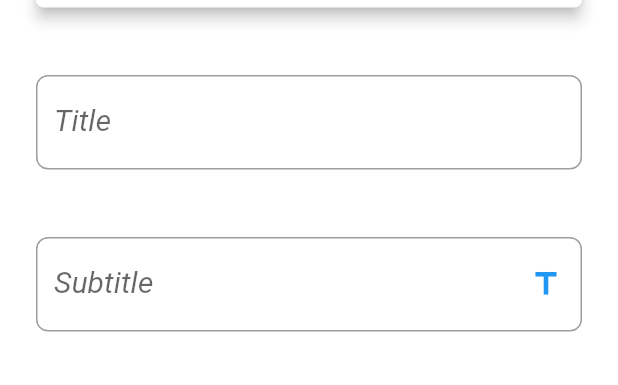
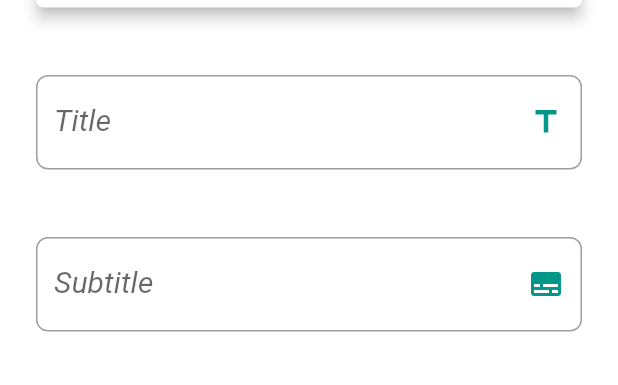
Before and after one commit to drona8/RememberMe, a Flutter app: the AddNewBodyWidget widget shown alone on an empty page, opened directly, on a phone screen of 412 x 824 dp. Shown: the part 285-670 px from the top of the screen. Run offline on Flutter 3.47's test engine with Material 2 defaults, Android fonts, the phone set to English and light mode, and no system bars; Roboto replaces fonts that are missing (Roboto Slab).

Commit message:
Fourth Commit

```diff
--- a/lib/style/app_theme.dart
+++ b/lib/style/app_theme.dart
@@ -7,21 +7,37 @@ class AppTheme {
   static const Color _lightBackgroundColor = Color.fromRGBO(255, 255, 255, 1);
   static const Color _lightOnSecondaryColor = Colors.black;
   static const Color _lightOnSelectedColor = Colors.yellow;
+  static const Color _lightOnIconColor = Colors.teal;
+  static const Color _lightOnCardColor = Colors.white70;
+  static const Color _lightOnCardColorShadow = Colors.deepOrange;
+  static const Color _lightOnDelIconColor = Colors.red;
 
   static final ThemeData lightTheme = ThemeData(
     scaffoldBackgroundColor: _lightBackgroundColor,
-    bottomAppBarTheme: BottomAppBarTheme(
-      color: _lightPrimaryVariantColor,
+    bottomAppBarTheme:
+        BottomAppBarTheme(color: _lightPrimaryVariantColor, elevation: 10.0),
+    cardTheme: CardTheme(
+      color: _lightOnCardColor,
+      elevation: 10.0,
+      shadowColor: _lightOnCardColorShadow,
+      shape: RoundedRectangleBorder(
+        side: BorderSide(color: Colors.white70, width: 1),
+        borderRadius: BorderRadius.circular(10),
+      ),
     ),
     accentIconTheme: IconThemeData(
-      size: 20.0,
+      size: 18.0,
+      color: _lightOnDelIconColor,
     ),
     indicatorColor: _lightOnSelectedColor,
+    iconTheme: IconThemeData(
+      color: _lightOnIconColor,
+    ),
     buttonColor: _lightPrimaryColor,
     bottomAppBarColor: _lightPrimaryVariantColor,
     appBarTheme: AppBarTheme(
       color: _lightPrimaryVariantColor,
-      elevation: 0.0,
+      elevation: 10.0,
       textTheme: TextTheme(
         headline1: TextStyle(
           fontSize: 72.0,
@@ -42,6 +58,21 @@ class AppTheme {
         fontWeight: FontWeight.bold,
         color: _lightPrimaryVariantColor,
       ),
+      headline6: TextStyle(
+        fontSize: 18,
+        fontStyle: FontStyle.italic,
+        color: _lightOnCardColorShadow,
+      ),
+      subtitle2: TextStyle(
+        fontSize: 12.0,
+        fontStyle: FontStyle.italic,
+        color: _lightOnCardColorShadow,
+      ),
+      headline5: TextStyle(
+        fontSize: 8.0,
+        fontStyle: FontStyle.italic,
+        color: _lightOnCardColorShadow,
+      ),
       headline3: TextStyle(
         fontSize: 20.0,
         fontStyle: FontStyle.italic,
--- a/lib/widgets/components/add_new_body_widget.dart
+++ b/lib/widgets/components/add_new_body_widget.dart
@@ -46,6 +46,7 @@ class _AddNewBodyWidgetState extends State<AddNewBodyWidget> {
               TextFieldWidget(
                 placeHolder: "Title",
                 onSubmit: _proceed,
+                suffixIcon: Icons.title,
               ),
               SizedBox(
                 height: 15.0,
@@ -53,7 +54,7 @@ class _AddNewBodyWidgetState extends State<AddNewBodyWidget> {
               TextFieldWidget(
                 placeHolder: "Subtitle",
                 onSubmit: _proceed,
-                suffixIcon: Icons.title,
+                suffixIcon: Icons.subtitles,
               ),
               SizedBox(
                 height: 15.0,
--- a/lib/widgets/components/bottom_navigation_widget.dart
+++ b/lib/widgets/components/bottom_navigation_widget.dart
@@ -34,6 +34,7 @@ class _BottomNavigationWidgetState extends State<BottomNavigationWidget> {
       selectedItemColor: Theme.of(context).indicatorColor,
       currentIndex: _selectedIndex,
       iconSize: Theme.of(context).accentIconTheme.size,
+      elevation: Theme.of(context).bottomAppBarTheme.elevation,
       onTap: (int index) {
         _bottomItemTapped(index);
       },
--- a/lib/widgets/primitive/text_field_widget.dart
+++ b/lib/widgets/primitive/text_field_widget.dart
@@ -41,7 +41,7 @@ class TextFieldWidget extends StatelessWidget {
             padding: EdgeInsets.all(0.0),
             child: Icon(
               suffixIcon ?? null,
-              color: Colors.blue,
+              color: Theme.of(context).iconTheme.color,
             ),
           ),
           border: OutlineInputBorder(
```
Also changed, not shown: assets/data/sample_todo_item_data.json (added, +119 -0 lines), lib/model/todo_item_model.dart (added, +28 -0 lines), lib/utils/utility.dart (added, +12 -0 lines), lib/widgets/components/home_body_widget.dart (+29 -14 lines), lib/widgets/components/todo_item.dart (deleted, +0 -27 lines), lib/widgets/primitive/todo_item.dart (added, +82 -0 lines), pubspec.yaml (+4 -3 lines).
